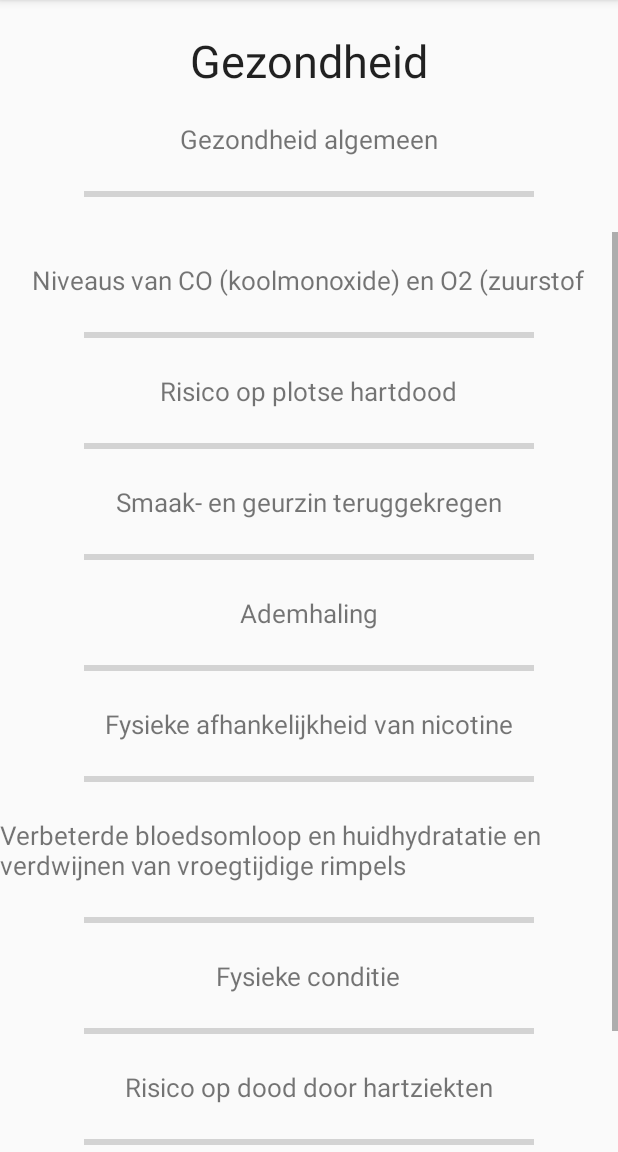
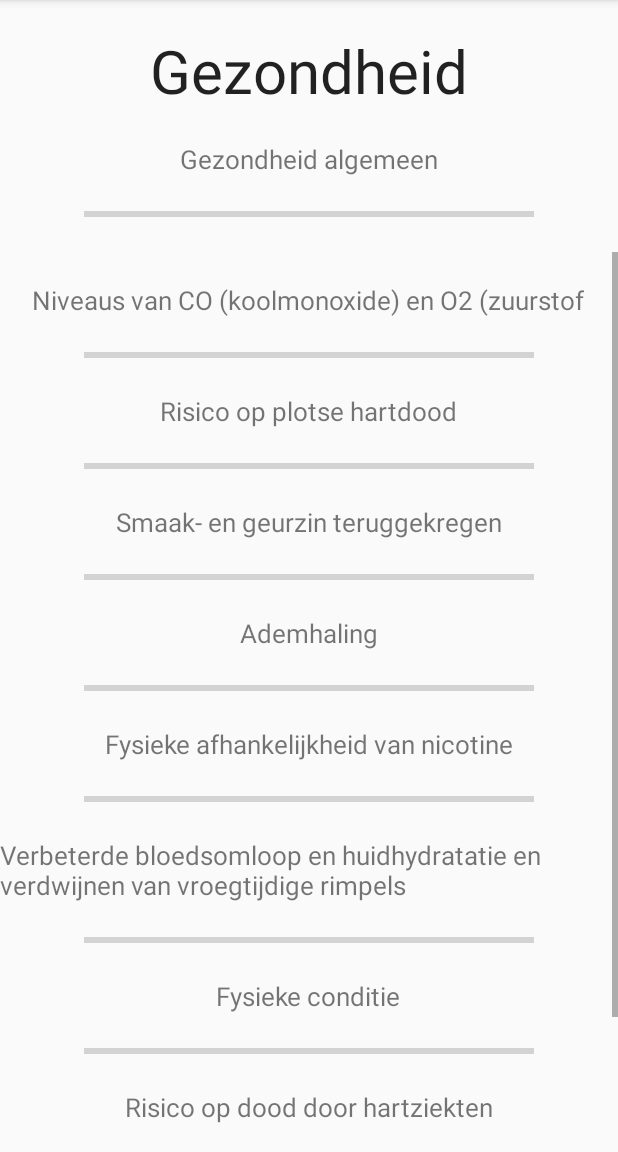
Before and after one commit to A-Maze/Quit, an Android app: the fragment HealthProgress shown on its own in the app's theme, on a phone screen of 412 x 824 dp, the part 84-1236 px from its top. Run offline under Robolectric (Android 15) with nearby library versions, the light colour scheme and no system bars; libraries missing offline, so code that uses them is left out: com.viewpagerindicator.

Commit message:
small font adjustment

```diff
--- a/app/src/main/res/layout/activity_health_progress.xml
+++ b/app/src/main/res/layout/activity_health_progress.xml
@@ -17,7 +17,7 @@
         android:text="@string/title_activity_health_progress"
         android:layout_gravity="center_horizontal"
         android:layout_marginTop="20dp"
-        android:textSize="30dp"/>
+        android:textSize="40dp"/>
 
     <TextView
         android:layout_width="wrap_content"
```
